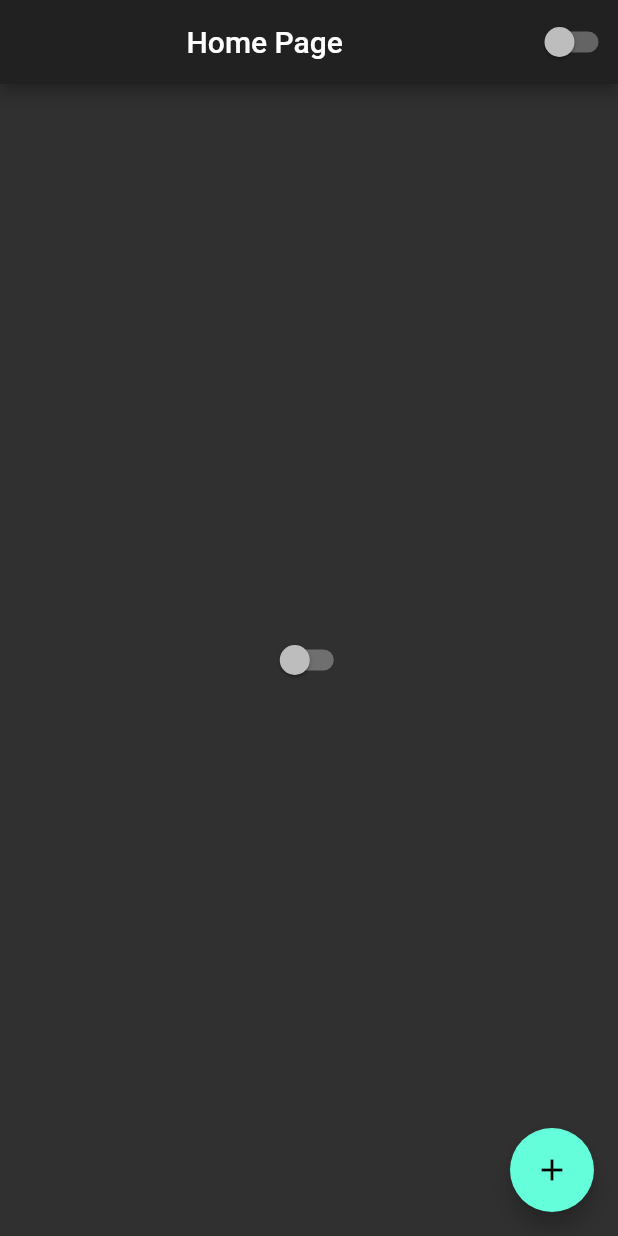
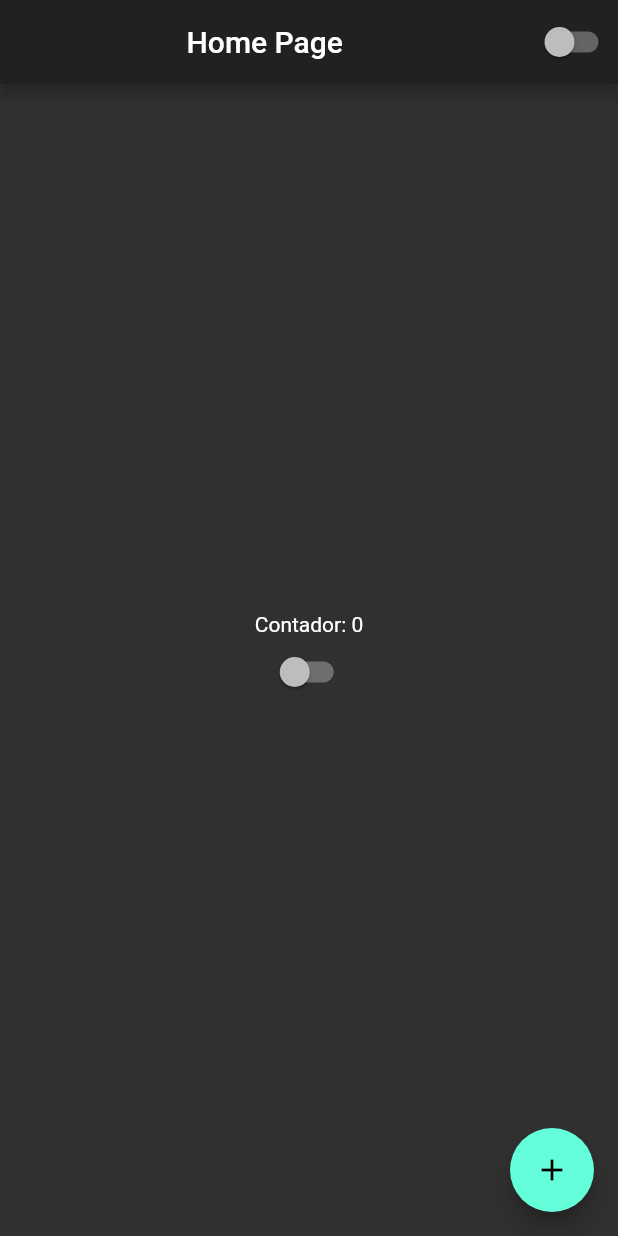
Before and after one commit to Natanael-ADS/Cursos, a Flutter app: the screen it shows after launch, on a phone screen of 412 x 824 dp. Run offline on Flutter 3.47's test engine with Material 2 defaults, Android fonts, the phone set to English and light mode, and no system bars.

Commit message:
06 - curso flutter - Column

```diff
--- a/08 - Flutter/Aulas/curso/lib/home_page.dart
+++ b/08 - Flutter/Aulas/curso/lib/home_page.dart
@@ -17,7 +17,13 @@ class HomePageState extends State<HomePage> {
         title: Center(child: Text('Home Page')),
         actions: [CustomSwitch()],
       ),
-      body: Center(child: CustomSwitch()),
+      body: Container(
+          height: double.infinity,
+          width: double.infinity,
+          child: Column(
+            mainAxisAlignment: MainAxisAlignment.center,
+            children: [Text("Contador: $counter"), CustomSwitch()],
+          )),
       floatingActionButton: FloatingActionButton(
         child: Icon(Icons.add),
         onPressed: () {
```
